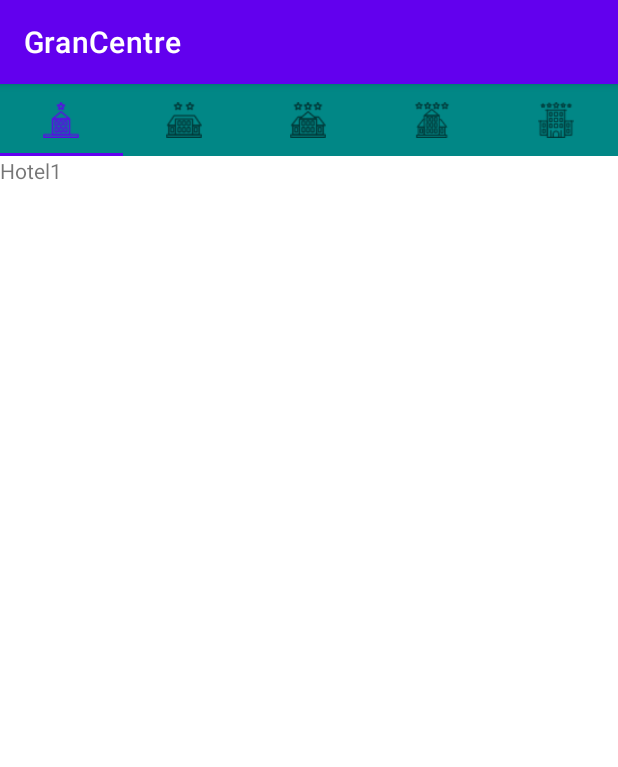
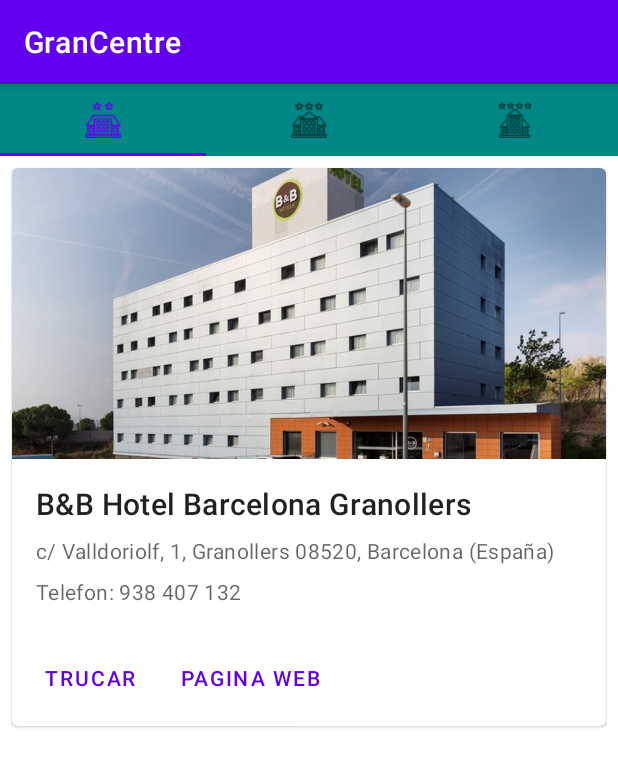
Before and after one commit to dev-aserra/GranCentre, an Android app: the ActivityHotel screen opened directly, with no data from a screen before it, on a phone screen of 412 x 824 dp. Shown: the top 767 px of the screen. Run offline under Robolectric (Android 15) with nearby library versions, the phone set to English and light mode, and no system bars.

Commit message:
Funcionalitat dels buttons dintre dels fragments.

```diff
--- a/app/src/main/java/com/example/grancentre/ActivityHotel.java
+++ b/app/src/main/java/com/example/grancentre/ActivityHotel.java
@@ -1,36 +1,58 @@
 package com.example.grancentre;
 
 import androidx.appcompat.app.AppCompatActivity;
+import androidx.fragment.app.Fragment;
+import androidx.fragment.app.FragmentManager;
+import androidx.fragment.app.FragmentPagerAdapter;
 import androidx.viewpager.widget.PagerAdapter;
 import androidx.viewpager.widget.ViewPager;
 
+import android.content.Intent;
+import android.net.Uri;
 import android.os.Bundle;
+import android.util.Log;
+import android.view.View;
+import android.widget.Button;
+import android.widget.FrameLayout;
+import android.widget.TextView;
 
 import com.example.grancentre.FragmentsHotel.PageAdapter;
+import com.example.grancentre.FragmentsHotel.Hotel2;
 import com.google.android.material.tabs.TabItem;
 import com.google.android.material.tabs.TabLayout;
 
-public class ActivityHotel extends AppCompatActivity {
+public class ActivityHotel extends AppCompatActivity implements Hotel2.OnHotel2FragmentListener, Hotel2.ViewInterface {
     private ViewPager viewPager;
     private TabLayout tabLayout;
-    private TabItem hotel1,hotel2,hotel3,hotel4,hotel5;
+    private TabItem hotel2,hotel3,hotel4;
+    public Intent viewIntent;
     public PagerAdapter PageAdapter;
-
+    FragmentPagerAdapter fragmentPagerAdapter;
+    Fragment fragment2 = null;
     @Override
-    protected void onCreate(Bundle savedInstanceState) {
+    protected void onCreate(Bundle savedInstanceState)  {
         super.onCreate(savedInstanceState);
         setContentView(R.layout.activity_hotel);
 
         tabLayout = findViewById(R.id.tabLayout);
-        hotel1 = findViewById(R.id.hotel1);
         hotel2 = findViewById(R.id.hotel2);
         hotel3 = findViewById(R.id.hotel3);
         hotel4 = findViewById(R.id.hotel4);
-        hotel5 = findViewById(R.id.hotel5);
         viewPager = findViewById(R.id.view_pager);
-        PageAdapter = new PageAdapter(getSupportFragmentManager(),tabLayout.getTabCount());
+
+        FragmentManager frm = getSupportFragmentManager();
+        PageAdapter = new PageAdapter(frm,tabLayout.getTabCount());
         viewPager.setAdapter(PageAdapter);
-
+        FragmentPagerAdapter fragmentPagerAdapter = (FragmentPagerAdapter) viewPager.getAdapter();
+        //  for (int i =0; i< fragmentPagerAdapter.getCount(); i++)
+        fragment2 = (Fragment) fragmentPagerAdapter.instantiateItem(viewPager,viewPager.getCurrentItem());/*
+            if (fragment2!= null && fragment2.getView()!= null) {
+               // Fragment fragment = frm.findFragmentById(R.id.hotel2);
+               // if (fragment != null) {
+                com.google.android.material.button.MaterialButton boto1 = fragment2.getView().findViewById(R.id.website);
+                boto1.setOnClickListener(this);
+              //  }
+            }*/
         tabLayout.setOnTabSelectedListener(new TabLayout.OnTabSelectedListener() {
             @Override
             public void onTabSelected(TabLayout.Tab tab) {
@@ -39,11 +61,7 @@ public class ActivityHotel extends AppCompatActivity {
                     PageAdapter.notifyDataSetChanged();
                 } else if (tab.getPosition() == 1){
                     PageAdapter.notifyDataSetChanged();
-                } else if (tab.getPosition() == 2){
-                    PageAdapter.notifyDataSetChanged();
-                } else if (tab.getPosition() == 3){
-                    PageAdapter.notifyDataSetChanged();
-                } else if (tab.getPosition() == 4){
+                } else if (tab.getPosition() == 2) {
                     PageAdapter.notifyDataSetChanged();
                 }
             }
@@ -60,4 +78,21 @@ public class ActivityHotel extends AppCompatActivity {
         });
         viewPager.addOnPageChangeListener(new TabLayout.TabLayoutOnPageChangeListener(tabLayout));
     }
+    @Override
+    public void onHotel2LayoutCreated(View v) {
+        //TODO: Ja han clicat al botó del fragment, ara què cal fer?
+        switch (v.getId()){
+            case R.id.websiteHotel2Estrellas_1:
+                //Intent intent2 = new Intent(Intent.ACTION_DIAL, Uri.parse((String) resultat.getText()));
+                viewIntent = new Intent("android.intent.action.VIEW", Uri.parse("https://www.hotel-bb.com/es/hotel/barcelona-granollers"));
+                startActivity(viewIntent);
+                break;
+            case R.id.telefonHotel2Estrellas_1:
+                //Intent intent2 = new Intent(Intent.ACTION_DIAL, Uri.parse((String) resultat.getText()));
+                Intent intent2 = new Intent(Intent.ACTION_DIAL, Uri.parse("tel:tel:938407132"));
+                startActivity(intent2);
+                break;
+            //resultat.setText("Hola"); break;
+        }
+    }
 }
--- /dev/null
+++ b/app/src/main/java/com/example/grancentre/FragmentsHotel/Hotel2.java
@@ -0,0 +1,123 @@
+package com.example.grancentre.FragmentsHotel;
+
+import android.content.Context;
+import android.os.Bundle;
+import android.view.LayoutInflater;
+import android.view.View;
+import android.view.ViewGroup;
+import android.widget.TextView;
+
+import androidx.annotation.NonNull;
+import androidx.annotation.Nullable;
+import androidx.fragment.app.Fragment;
+
+import com.example.grancentre.R;
+
+/**
+ * A simple {@link Fragment} subclass.
+ * Use the {@link Hotel2#newInstance} factory method to
+ * create an instance of this fragment.
+ */
+public class Hotel2 extends Fragment{
+
+    // TODO: Rename parameter arguments, choose names that match
+    // the fragment initialization parameters, e.g. ARG_ITEM_NUMBER
+    private static final String ARG_PARAM1 = "param1";
+    private static final String ARG_PARAM2 = "param2";
+
+    OnHotel2FragmentListener mListener;
+
+    // TODO: Rename and change types of parameters
+    private String mParam1;
+    private String mParam2;
+    private TextView resultat;
+    public Hotel2() {
+        // Required empty public constructor
+    }
+
+
+
+    /**
+     * Use this factory method to create a new instance of
+     * this fragment using the provided parameters.
+     *
+     * @param param1 Parameter 1.
+     * @param param2 Parameter 2.
+     * @return A new instance of fragment hotel2.
+     */
+    // TODO: Rename and change types and number of parameters
+    public static Hotel2 newInstance(String param1, String param2) {
+        Hotel2 fragment = new Hotel2();
+        Bundle args = new Bundle();
+        args.putString(ARG_PARAM1, param1);
+        args.putString(ARG_PARAM2, param2);
+        fragment.setArguments(args);
+        return fragment;
+    }
+
+    @Override
+    public void onCreate(Bundle savedInstanceState) {
+        super.onCreate(savedInstanceState);
+
+        if (getArguments() != null) {
+            mParam1 = getArguments().getString(ARG_PARAM1);
+            mParam2 = getArguments().getString(ARG_PARAM2);
+        }
+    }
+
+    @Override
+    public View onCreateView(LayoutInflater inflater, ViewGroup container,
+                             Bundle savedInstanceState) {
+        // Inflate the layout for this fragment
+        View myView = inflater.inflate(R.layout.fragment_hotel2, container, false);
+        com.google.android.material.button.MaterialButton website = myView.findViewById(R.id.websiteHotel2Estrellas_1);
+        com.google.android.material.button.MaterialButton telefon = myView.findViewById(R.id.telefonHotel2Estrellas_1);
+
+        website.setOnClickListener(new View.OnClickListener() {
+            @Override
+            public void onClick(View view) {
+                //TODO: aquí cridem al mètode de l'activitat, és com si fos un onClick,
+                //li passem la view on s'ha clicat
+                mListener.onHotel2LayoutCreated(view);
+            }
+        });
+        telefon.setOnClickListener(new View.OnClickListener() {
+            @Override
+            public void onClick(View view) {
+                //TODO: aquí cridem al mètode de l'activitat, és com si fos un onClick,
+                //li passem la view on s'ha clicat
+                mListener.onHotel2LayoutCreated(view);
+            }
+        });
+        return myView;
+    }
+
+    @Override
+    public void onActivityCreated(@Nullable Bundle savedInstanceState) {
+        super.onActivityCreated(savedInstanceState);
+    }
+
+    //Afegit mètode onAttach per inicialitzar el listener
+    @Override
+    public void onAttach(@NonNull Context context) {
+        super.onAttach(context);
+        if (context instanceof OnHotel2FragmentListener){
+            mListener= (OnHotel2FragmentListener) context;
+        } else {
+            throw new RuntimeException(context.toString() + "ha d'implementar OnHotel2FragmentListener");
+        }
+
+    }
+
+
+    //TODO: Esborrar d'aquí el onClick
+
+
+
+    public interface OnHotel2FragmentListener {
+        void onHotel2LayoutCreated(View v);
+    }
+
+    public interface ViewInterface {
+    }
+}
--- a/app/src/main/java/com/example/grancentre/FragmentsHotel/hotel2.java
+++ b/app/src/main/java/com/example/grancentre/FragmentsHotel/Hotel3.java
@@ -12,10 +12,10 @@ import com.example.grancentre.R;
 
 /**
  * A simple {@link Fragment} subclass.
- * Use the {@link hotel2#newInstance} factory method to
+ * Use the {@link Hotel3#newInstance} factory method to
  * create an instance of this fragment.
  */
-public class hotel2 extends Fragment {
+public class Hotel3 extends Fragment {
 
     // TODO: Rename parameter arguments, choose names that match
     // the fragment initialization parameters, e.g. ARG_ITEM_NUMBER
@@ -26,7 +26,7 @@ public class hotel2 extends Fragment {
     private String mParam1;
     private String mParam2;
 
-    public hotel2() {
+    public Hotel3() {
         // Required empty public constructor
     }
 
@@ -36,11 +36,11 @@ public class hotel2 extends Fragment {
      *
      * @param param1 Parameter 1.
      * @param param2 Parameter 2.
-     * @return A new instance of fragment hotel2.
+     * @return A new instance of fragment hotel3.
      */
     // TODO: Rename and change types and number of parameters
-    public static hotel2 newInstance(String param1, String param2) {
-        hotel2 fragment = new hotel2();
+    public static Hotel3 newInstance(String param1, String param2) {
+        Hotel3 fragment = new Hotel3();
         Bundle args = new Bundle();
         args.putString(ARG_PARAM1, param1);
         args.putString(ARG_PARAM2, param2);
@@ -61,6 +61,6 @@ public class hotel2 extends Fragment {
     public View onCreateView(LayoutInflater inflater, ViewGroup container,
                              Bundle savedInstanceState) {
         // Inflate the layout for this fragment
-        return inflater.inflate(R.layout.fragment_hotel2, container, false);
+        return inflater.inflate(R.layout.fragment_hotel3, container, false);
     }
 }
--- a/app/src/main/java/com/example/grancentre/FragmentsHotel/PageAdapter.java
+++ b/app/src/main/java/com/example/grancentre/FragmentsHotel/PageAdapter.java
@@ -4,8 +4,6 @@ import androidx.annotation.NonNull;
 import androidx.fragment.app.Fragment;
 import androidx.fragment.app.FragmentManager;
 import androidx.fragment.app.FragmentPagerAdapter;
-
-import com.example.grancentre.FragmentsHotel.hotel1;
 
 public class PageAdapter extends FragmentPagerAdapter {
 
@@ -20,11 +18,9 @@ public class PageAdapter extends FragmentPagerAdapter {
     @Override
     public Fragment getItem(int position) {
         switch (position){
-            case 0: return new hotel1();
-            case 1: return new hotel2();
-            case 2: return new hotel3();
-            case 3: return new hotel4();
-            case 4: return new hotel5();
+            case 0: return new Hotel2();
+            case 1: return new Hotel3();
+            case 2: return new Hotel4();
             default: return null;
         }
     }
--- a/app/src/main/java/com/example/grancentre/FragmentsHotel/hotel1.java
+++ /dev/null
@@ -1,66 +0,0 @@
-package com.example.grancentre.FragmentsHotel;
-
-import android.os.Bundle;
-
-import androidx.fragment.app.Fragment;
-
-import android.view.LayoutInflater;
-import android.view.View;
-import android.view.ViewGroup;
-
-import com.example.grancentre.R;
-
-/**
- * A simple {@link Fragment} subclass.
- * Use the {@link hotel1#newInstance} factory method to
- * create an instance of this fragment.
- */
-public class hotel1 extends Fragment {
-
-    // TODO: Rename parameter arguments, choose names that match
-    // the fragment initialization parameters, e.g. ARG_ITEM_NUMBER
-    private static final String ARG_PARAM1 = "param1";
-    private static final String ARG_PARAM2 = "param2";
-
-    // TODO: Rename and change types of parameters
-    private String mParam1;
-    private String mParam2;
-
-    public hotel1() {
-        // Required empty public constructor
-    }
-
-    /**
-     * Use this factory method to create a new instance of
-     * this fragment using the provided parameters.
-     *
-     * @param param1 Parameter 1.
-     * @param param2 Parameter 2.
-     * @return A new instance of fragment hotel1.
-     */
-    // TODO: Rename and change types and number of parameters
-    public static hotel1 newInstance(String param1, String param2) {
-        hotel1 fragment = new hotel1();
-        Bundle args = new Bundle();
-        args.putString(ARG_PARAM1, param1);
-        args.putString(ARG_PARAM2, param2);
-        fragment.setArguments(args);
-        return fragment;
-    }
-
-    @Override
-    public void onCreate(Bundle savedInstanceState) {
-        super.onCreate(savedInstanceState);
-        if (getArguments() != null) {
-            mParam1 = getArguments().getString(ARG_PARAM1);
-            mParam2 = getArguments().getString(ARG_PARAM2);
-        }
-    }
-
-    @Override
-    public View onCreateView(LayoutInflater inflater, ViewGroup container,
-                             Bundle savedInstanceState) {
-        // Inflate the layout for this fragment
-        return inflater.inflate(R.layout.fragment_hotel1, container, false);
-    }
-}
--- a/app/src/main/res/layout/activity_hotel.xml
+++ b/app/src/main/res/layout/activity_hotel.xml
@@ -14,12 +14,7 @@
         tools:context=".ActivityHotel"
         android:background="@color/design_default_color_secondary_variant"
         android:id="@+id/tabLayout">
-        <com.google.android.material.tabs.TabItem
-            android:layout_width="wrap_content"
-            android:layout_height="wrap_content"
-            android:icon="@drawable/hotel1star"
-            android:id="@+id/hotel1"
-            />
+
         <com.google.android.material.tabs.TabItem
             android:layout_width="wrap_content"
             android:layout_height="wrap_content"
@@ -38,12 +33,7 @@
             android:icon="@drawable/hotel4star"
             android:id="@+id/hotel4"
             />
-        <com.google.android.material.tabs.TabItem
-            android:layout_width="wrap_content"
-            android:layout_height="wrap_content"
-            android:icon="@drawable/hotel5star"
-            android:id="@+id/hotel5"
-            />
+
     </com.google.android.material.tabs.TabLayout>
     <androidx.viewpager.widget.ViewPager
         android:layout_width="match_parent"
--- a/app/src/main/res/layout/fragment_hotel1.xml
+++ /dev/null
@@ -1,14 +0,0 @@
-<?xml version="1.0" encoding="utf-8"?>
-<FrameLayout xmlns:android="http://schemas.android.com/apk/res/android"
-    xmlns:tools="http://schemas.android.com/tools"
-    android:layout_width="match_parent"
-    android:layout_height="match_parent"
-    tools:context=".FragmentsHotel.hotel1">
-
-    <!-- TODO: Update blank fragment layout -->
-    <TextView
-        android:layout_width="match_parent"
-        android:layout_height="match_parent"
-        android:text="Hotel1" />
-
-</FrameLayout>
--- a/app/src/main/res/layout/fragment_hotel2.xml
+++ b/app/src/main/res/layout/fragment_hotel2.xml
@@ -3,12 +3,92 @@
     xmlns:tools="http://schemas.android.com/tools"
     android:layout_width="match_parent"
     android:layout_height="match_parent"
-    tools:context=".FragmentsHotel.hotel2">
+    tools:context=".FragmentsHotel.Hotel2">
 
     <!-- TODO: Update blank fragment layout -->
-    <TextView
+    <LinearLayout
         android:layout_width="match_parent"
         android:layout_height="match_parent"
-        android:text="Hotel2" />
+        android:orientation="vertical"
+        tools:ignore="UselessParent">
+    <com.google.android.material.card.MaterialCardView
+        android:id="@+id/card"
+        android:layout_width="match_parent"
+        android:layout_height="wrap_content"
+        android:layout_margin="8dp">
 
+    <LinearLayout
+        android:layout_width="match_parent"
+        android:layout_height="wrap_content"
+        android:orientation="vertical">
+
+        <!-- Media -->
+        <ImageView
+            android:layout_width="match_parent"
+            android:layout_height="194dp"
+            android:src="@drawable/hotel2imatge1"
+            android:scaleType="centerCrop"
+            android:contentDescription="Hola mi niña"
+            />
+
+        <LinearLayout
+            android:layout_width="match_parent"
+            android:layout_height="wrap_content"
+            android:orientation="vertical"
+            android:padding="16dp">
+
+            <!-- Title, secondary and supporting text -->
+            <TextView
+                android:layout_width="wrap_content"
+                android:layout_height="wrap_content"
+                android:text="@string/hotel2Estrellasnom1"
+                android:textAppearance="?attr/textAppearanceHeadline6"
+                />
+            <TextView
+                android:layout_width="wrap_content"
+                android:layout_height="wrap_content"
+                android:layout_marginTop="8dp"
+                android:text="@string/hotel2Estrellasadreça1"
+                android:textAppearance="?attr/textAppearanceBody2"
+                android:textColor="?android:attr/textColorSecondary"
+                />
+            <TextView
+                android:layout_width="wrap_content"
+                android:layout_height="wrap_content"
+                android:layout_marginTop="8dp"
+                android:text="@string/hotel2EstrellasTelefon1"
+                android:textAppearance="?attr/textAppearanceBody2"
+                android:textColor="?android:attr/textColorSecondary"
+                />
+
+        </LinearLayout>
+
+        <!-- Buttons -->
+        <LinearLayout
+            android:layout_width="wrap_content"
+            android:layout_height="wrap_content"
+            android:layout_margin="8dp"
+            android:orientation="horizontal">
+
+            <com.google.android.material.button.MaterialButton
+                android:layout_width="wrap_content"
+                android:layout_height="wrap_content"
+                android:layout_marginEnd="8dp"
+                android:text="Trucar"
+                android:id="@+id/telefonHotel2Estrellas_1"
+                style="?attr/borderlessButtonStyle"
+                />
+            <com.google.android.material.button.MaterialButton
+                android:layout_width="wrap_content"
+                android:layout_height="wrap_content"
+                android:text="Pagina web"
+                android:id="@+id/websiteHotel2Estrellas_1"
+                style="?attr/borderlessButtonStyle"
+                />
+
+        </LinearLayout>
+
+        </LinearLayout>
+    </com.google.android.material.card.MaterialCardView>
+    </LinearLayout>
 </FrameLayout>
--- a/app/src/main/res/layout/fragment_hotel3.xml
+++ b/app/src/main/res/layout/fragment_hotel3.xml
@@ -3,7 +3,7 @@
     xmlns:tools="http://schemas.android.com/tools"
     android:layout_width="match_parent"
     android:layout_height="match_parent"
-    tools:context=".FragmentsHotel.hotel3">
+    tools:context=".FragmentsHotel.Hotel3">
 
     <!-- TODO: Update blank fragment layout -->
     <TextView
--- a/app/src/main/res/layout/fragment_hotel4.xml
+++ b/app/src/main/res/layout/fragment_hotel4.xml
@@ -3,7 +3,7 @@
     xmlns:tools="http://schemas.android.com/tools"
     android:layout_width="match_parent"
     android:layout_height="match_parent"
-    tools:context=".FragmentsHotel.hotel4">
+    tools:context=".FragmentsHotel.Hotel4">
 
     <!-- TODO: Update blank fragment layout -->
     <TextView
--- a/app/src/main/res/values/strings.xml
+++ b/app/src/main/res/values/strings.xml
@@ -2,4 +2,7 @@
     <string name="app_name">GranCentre</string>
     <!-- TODO: Remove or change this placeholder text -->
     <string name="hello_blank_fragment">Hello blank fragment</string>
+    <string name="hotel2Estrellasnom1"><![CDATA[B&B Hotel Barcelona Granollers]]></string>
+    <string name="hotel2Estrellasadreça1">c/ Valldoriolf, 1, Granollers 08520, Barcelona (España)</string>
+    <string name="hotel2EstrellasTelefon1">Telefon: 938 407 132</string>
 </resources>
```
Also changed, not shown: app/src/main/java/com/example/grancentre/FragmentsHotel/Hotel4.java (renamed from app/src/main/java/com/example/grancentre/FragmentsHotel/hotel3.java, +7 -7 lines), app/src/main/java/com/example/grancentre/FragmentsHotel/hotel4.java (deleted, +0 -66 lines), app/src/main/java/com/example/grancentre/FragmentsHotel/hotel5.java (deleted, +0 -66 lines), app/src/main/res/layout/fragment_hotel5.xml (deleted, +0 -14 lines), app/src/main/res/drawable/hotel2imatge1.jpg (added).
